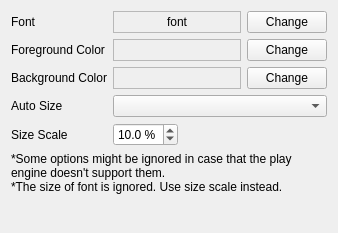
Above: src/cmplayer/ui/osdstyle_widget.ui from bylee20/cmplayer-kldp.net before the change. Below: the same form after it.
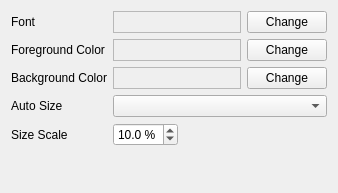
That is the form after the change.

```diff
--- a/src/cmplayer/ui/osdstyle_widget.ui
+++ b/src/cmplayer/ui/osdstyle_widget.ui
@@ -7,7 +7,7 @@
     <x>0</x>
     <y>0</y>
     <width>338</width>
-    <height>233</height>
+    <height>193</height>
    </rect>
   </property>
   <layout class="QGridLayout" name="gridLayout">
@@ -39,7 +39,7 @@
       <enum>QFrame::Sunken</enum>
      </property>
      <property name="text">
-      <string>font</string>
+      <string notr="true"/>
      </property>
      <property name="alignment">
       <set>Qt::AlignCenter</set>
@@ -186,17 +186,6 @@
     </layout>
    </item>
    <item row="5" column="0" colspan="3">
-    <widget class="QLabel" name="label_5">
-     <property name="text">
-      <string>*Some options might be ignored in case that the play engine doesn't support them.&lt;br&gt;
-*The size of font is ignored. Use size scale instead.</string>
-     </property>
-     <property name="wordWrap">
-      <bool>true</bool>
-     </property>
-    </widget>
-   </item>
-   <item row="6" column="0" colspan="3">
     <spacer name="verticalSpacer">
      <property name="orientation">
       <enum>Qt::Vertical</enum>
```
